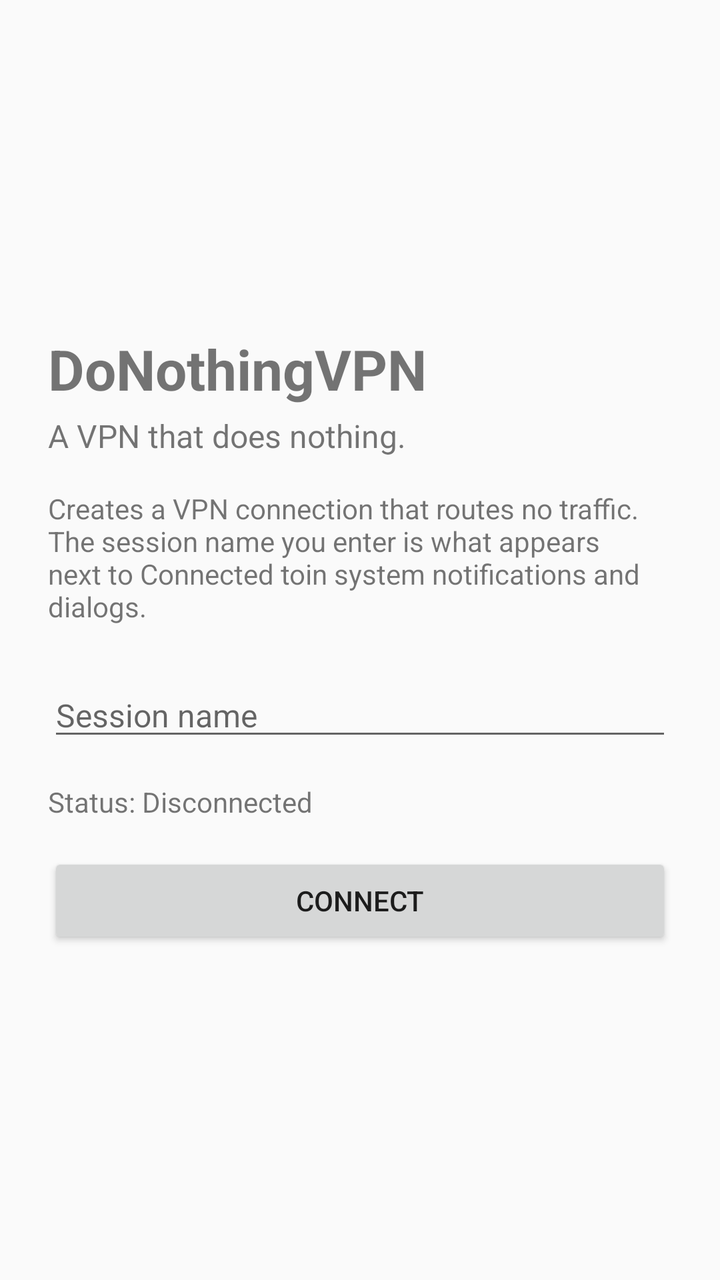
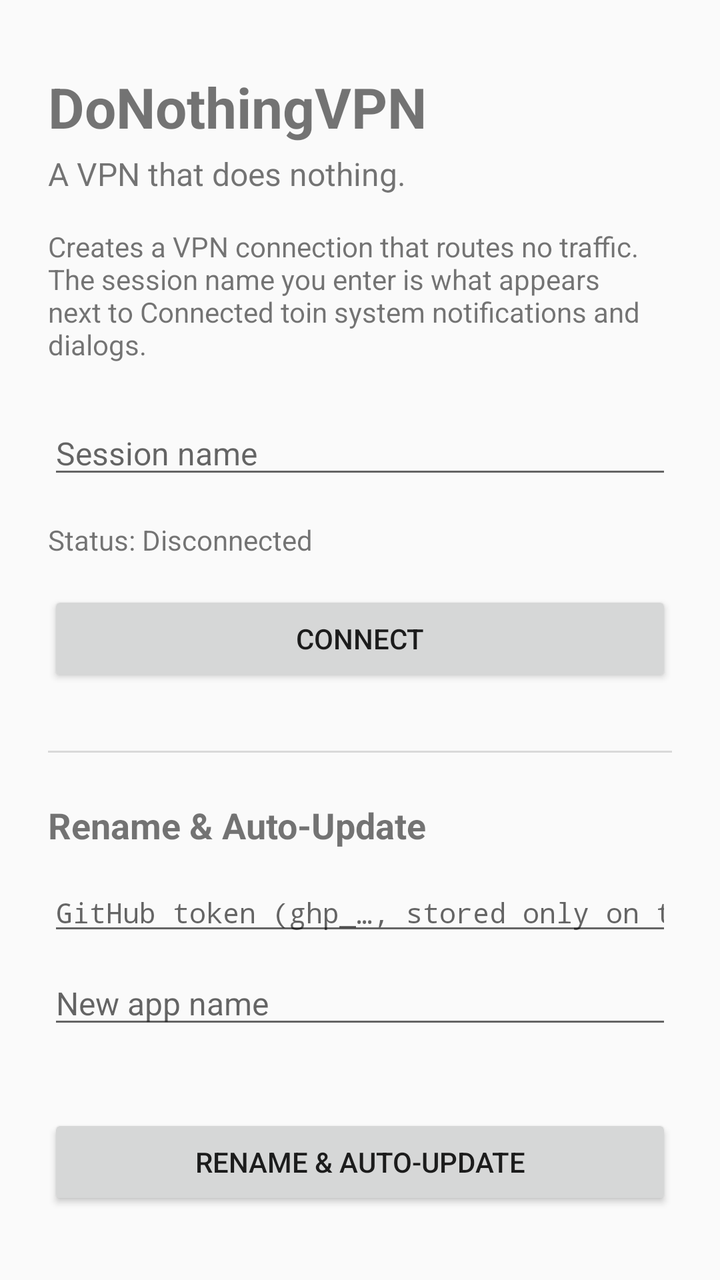

The first picture is an Android layout as it rendered before a commit; the second is the same layout after the commit. The layout source and the unified diff follow.
<!-- AndroidManifest.xml: application theme android:Theme.Material.Light -->
<!-- res/layout/activity_main.xml -->
<?xml version="1.0" encoding="utf-8"?>
<LinearLayout xmlns:android="http://schemas.android.com/apk/res/android"
    android:layout_width="match_parent"
    android:layout_height="match_parent"
    android:orientation="vertical"
    android:padding="24dp"
    android:gravity="center_vertical">

    <TextView
        android:id="@+id/title_view"
        android:layout_width="wrap_content"
        android:layout_height="wrap_content"
        android:text="@string/app_name"
        android:textSize="28sp"
        android:textStyle="bold" />

    <TextView
        android:id="@+id/tagline_view"
        android:layout_width="wrap_content"
        android:layout_height="wrap_content"
        android:layout_marginTop="4dp"
        android:text="@string/tagline"
        android:textSize="16sp" />

    <TextView
        android:id="@+id/description_view"
        android:layout_width="match_parent"
        android:layout_height="wrap_content"
        android:layout_marginTop="16dp"
        android:text="@string/description"
        android:textSize="14sp" />

    <EditText
        android:id="@+id/name_input"
        android:layout_width="match_parent"
        android:layout_height="wrap_content"
        android:layout_marginTop="24dp"
        android:hint="@string/name_hint"
        android:imeOptions="actionDone"
        android:inputType="text"
        android:maxLines="1"
        android:textSize="16sp" />

    <TextView
        android:id="@+id/status_view"
        android:layout_width="wrap_content"
        android:layout_height="wrap_content"
        android:layout_marginTop="16dp"
        android:text="@string/status_disconnected"
        android:textSize="14sp" />

    <Button
        android:id="@+id/connect_button"
        android:layout_width="match_parent"
        android:layout_height="wrap_content"
        android:layout_marginTop="16dp"
        android:text="@string/button_connect" />

</LinearLayout>
<!-- resources referenced by this layout -->
<resources>
  <string name="app_name">DoNothingVPN</string>
  <string name="button_connect">Connect</string>
  <string name="description">Creates a VPN connection that routes no traffic. The session name you enter is what appears next to "Connected to" in system notifications and dialogs.</string>
  <string name="name_hint">Session name</string>
  <string name="status_disconnected">Status: Disconnected</string>
  <string name="tagline">A VPN that does nothing.</string>
</resources>

<!-- the commit's change to res/layout/activity_main.xml (unified diff, before → after) -->
@@ -56,4 +56,54 @@
         android:layout_marginTop="16dp"
         android:text="@string/button_connect" />
 
+    <View
+        android:layout_width="match_parent"
+        android:layout_height="1dp"
+        android:layout_marginTop="32dp"
+        android:background="#22000000" />
+
+    <TextView
+        android:id="@+id/rename_title"
+        android:layout_width="wrap_content"
+        android:layout_height="wrap_content"
+        android:layout_marginTop="24dp"
+        android:text="@string/rename_title"
+        android:textSize="18sp"
+        android:textStyle="bold" />
+
+    <EditText
+        android:id="@+id/token_input"
+        android:layout_width="match_parent"
+        android:layout_height="wrap_content"
+        android:layout_marginTop="12dp"
+        android:hint="@string/token_hint"
+        android:inputType="textPassword"
+        android:maxLines="1"
+        android:textSize="14sp" />
+
+    <EditText
+        android:id="@+id/rename_input"
+        android:layout_width="match_parent"
+        android:layout_height="wrap_content"
+        android:layout_marginTop="8dp"
+        android:hint="@string/rename_hint"
+        android:inputType="text"
+        android:maxLines="1"
+        android:textSize="16sp" />
+
+    <TextView
+        android:id="@+id/rename_status"
+        android:layout_width="match_parent"
+        android:layout_height="wrap_content"
+        android:layout_marginTop="8dp"
+        android:textSize="13sp"
+        android:textColor="#555555" />
+
+    <Button
+        android:id="@+id/rename_button"
+        android:layout_width="match_parent"
+        android:layout_height="wrap_content"
+        android:layout_marginTop="12dp"
+        android:text="@string/button_rename" />
+
 </LinearLayout>
<!-- resource entries referenced after the edit -->
@@ -2,9 +2,13 @@
 <resources>
   <string name="app_name">DoNothingVPN</string>
   <string name="button_connect">Connect</string>
+  <string name="button_rename">Rename &amp; Auto-Update</string>
   <string name="description">Creates a VPN connection that routes no traffic. The session name you enter is what appears next to "Connected to" in system notifications and dialogs.</string>
   <string name="name_hint">Session name</string>
+  <string name="rename_hint">New app name</string>
+  <string name="rename_title">Rename &amp; Auto-Update</string>
   <string name="status_disconnected">Status: Disconnected</string>
   <string name="tagline">A VPN that does nothing.</string>
+  <string name="token_hint">GitHub token (ghp_…, stored only on this device)</string>
 </resources>
 
